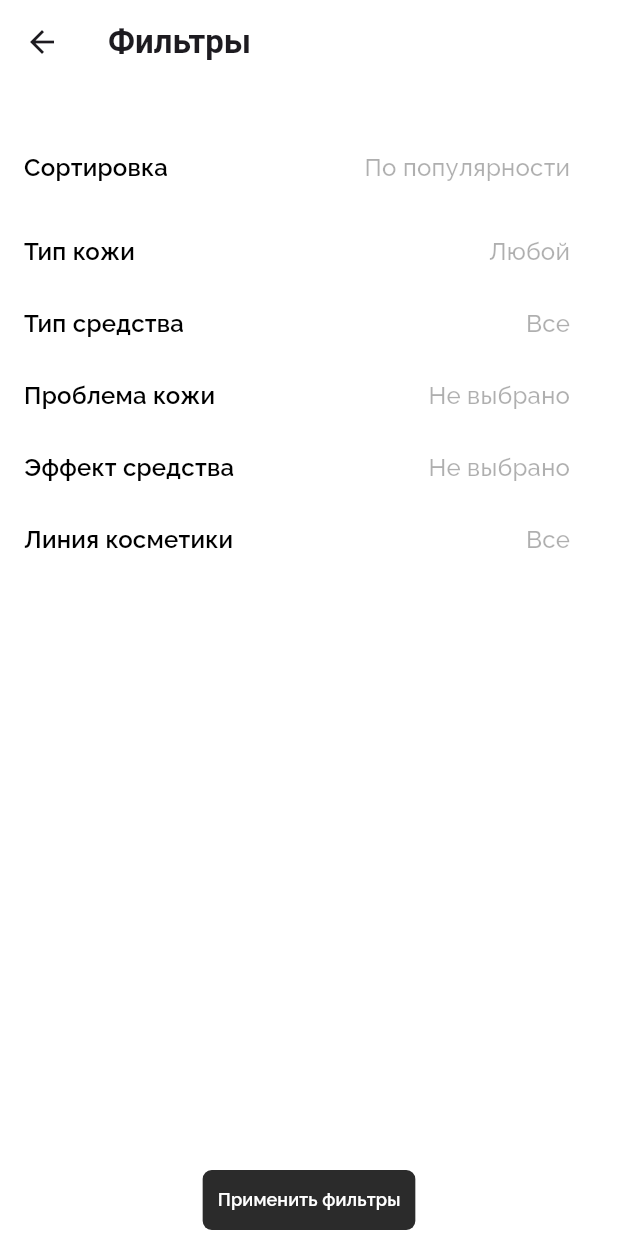
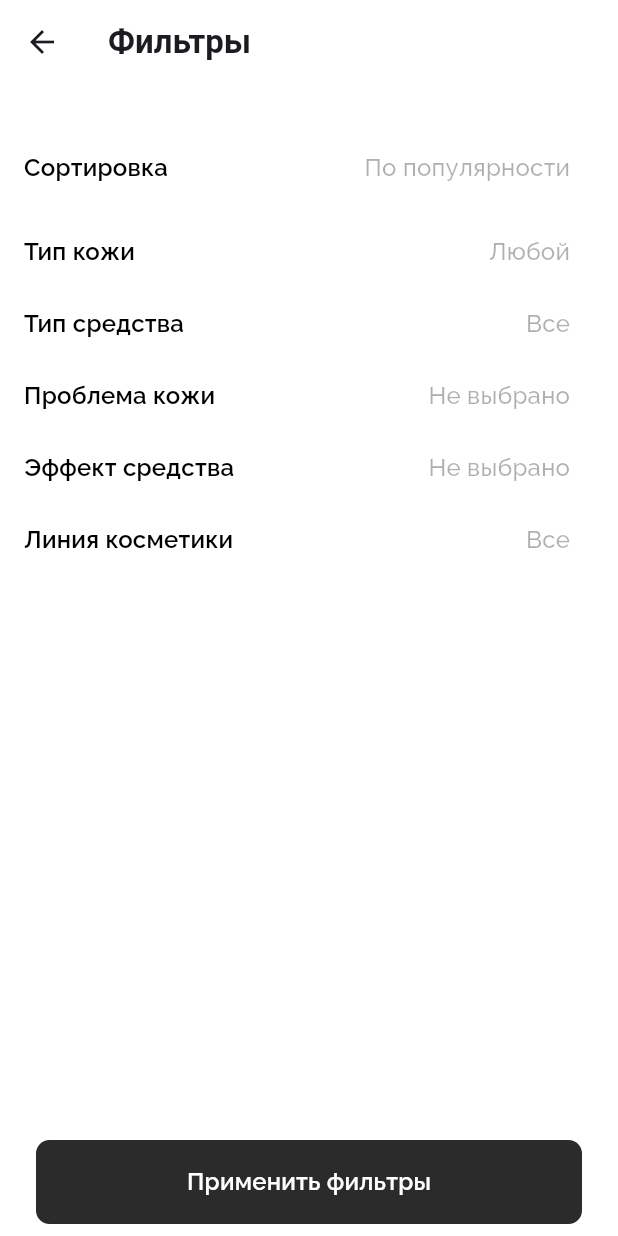
Before and after one commit to yrep/flutter-app-cosmetics-shop, a Flutter app: the FiltersScreen screen opened directly, on a phone screen of 412 x 824 dp. Run offline on Flutter 3.47's test engine with Material 3 defaults, Android fonts, the light colour scheme and no system bars; our stand-ins replace flutter_svg.

Commit message:
Filters Screen button appearence correction

```diff
--- a/lib/screens/filters_screen.dart
+++ b/lib/screens/filters_screen.dart
@@ -122,14 +122,15 @@ class _FiltersScreenState extends State<FiltersScreen> {
           ),
           Spacer(),
             Center(
+              child: SafeArea(
+                  child: Padding(
+                    padding: EdgeInsets.symmetric(horizontal: 24, vertical: 8),
                     child: CustomButtonBuilder(
                       text: "Применить фильтры",
-              onPressed: () =>
-                  Navigator.push(
+                      onPressed: () => Navigator.push(
                         context,
                         MaterialPageRoute(
-                      builder: (context) =>
-                          ProductListingScreen(
+                          builder: (context) => ProductListingScreen(
                             categoryTitle: 'Отобранные средства',
                             productFilters: ProductFilters(
                               sorting: _selectedSorting,
@@ -143,22 +144,25 @@ class _FiltersScreenState extends State<FiltersScreen> {
                         ),
                       ),
                     )
-                .setCornerRadius(6)
-                .setWidth(118)
-                .setHeight(40)
+                        .setCornerRadius(9)
+                        .setWidth(double.infinity)
+                        .setHeight(56)
                         .setFillColor(Color(0xFF2B2B2B))
                         .setFont(
                           TextStyle(
                             color: Colors.white,
-                fontSize: 12,
+                            fontSize: 16,
                             fontFamily: 'Raleway',
                             fontWeight: FontWeight.w600,
-                height: 1.33,
+                            height: 1.16,
+                            letterSpacing: 0.16,
                           ),
                         )
                         .setTextPadding(EdgeInsets.all(10))
                         .build()
                         .buildButton(),
+                  )
+              ),
             ),
           ],
       )
```
Lines whose indentation alone changed are shown as unchanged.
